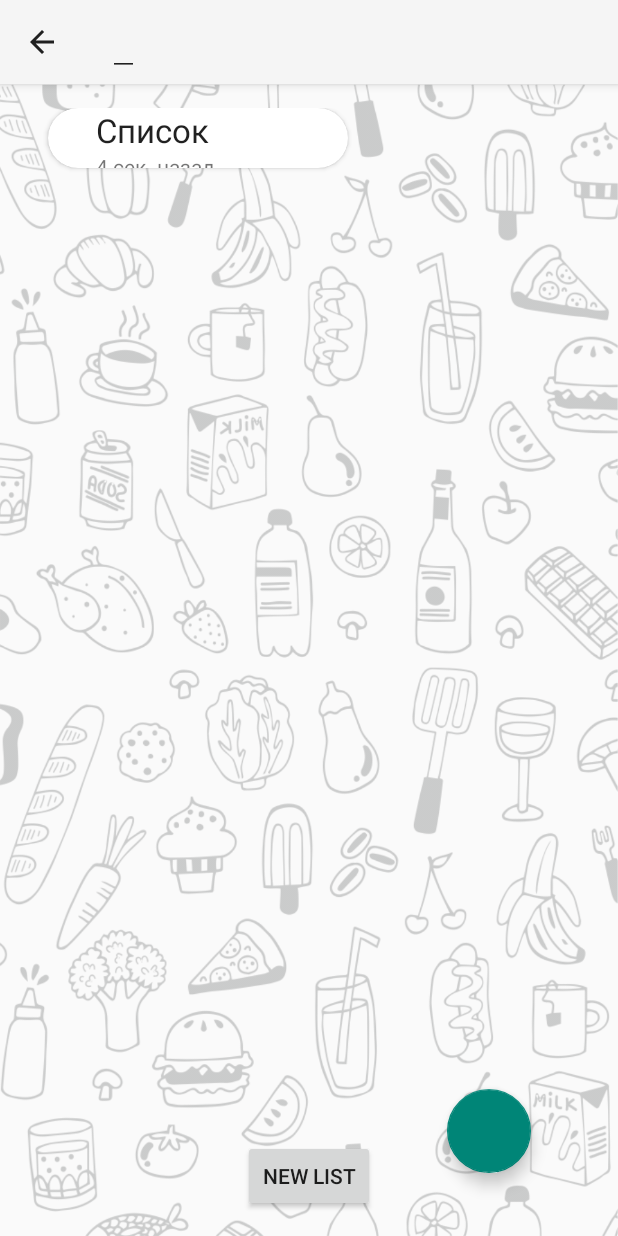
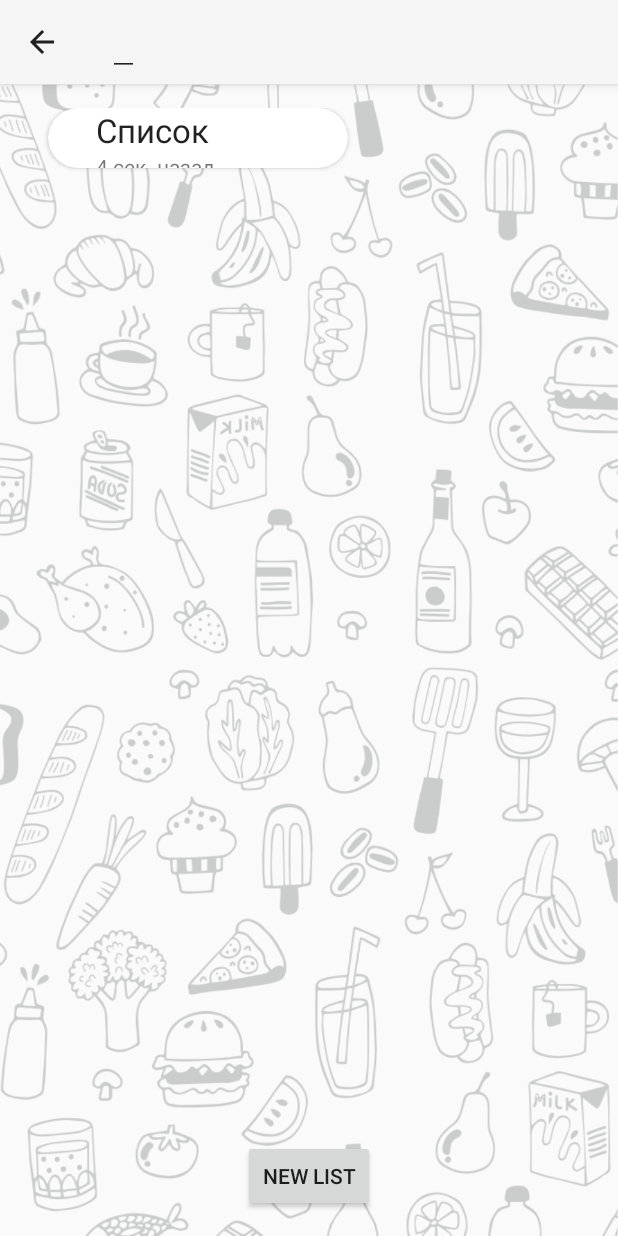
Before and after one commit to avtseben/ShopList2, an Android app: the screen it shows after launch (ShopListActivity), after a tap on "Поиск", on a phone screen of 412 x 824 dp. Run offline under Robolectric (Android 15) with nearby library versions, the phone set to English and light mode, and no system bars; 2 statements that could not run were skipped; 3 other taps on this screen came first.

Commit message:
рефакторинг: перенёс FAB в фрагмент

```diff
--- a/app/src/main/res/layout/activity_shop_list.xml
+++ b/app/src/main/res/layout/activity_shop_list.xml
@@ -1,20 +1,11 @@
 <?xml version="1.0" encoding="utf-8"?>
-<android.support.design.widget.CoordinatorLayout
-    xmlns:android="http://schemas.android.com/apk/res/android"
-    xmlns:app="http://schemas.android.com/apk/res-auto"
-    android:id="@+id/cl_main_content"
-    android:orientation="vertical"
-    android:layout_width="match_parent"
-    android:background="@drawable/background"
-    android:layout_height="match_parent"
-    >
-
     <FrameLayout xmlns:android="http://schemas.android.com/apk/res/android"
         xmlns:tools="http://schemas.android.com/tools"
         android:id="@+id/fl_shoplistfragment_container"
         android:layout_width="match_parent"
         android:layout_height="match_parent"
         android:paddingBottom="@dimen/activity_vertical_margin"
+        android:background="@drawable/background"
         android:paddingLeft="0dp"
         android:paddingRight="0dp"
         android:paddingTop="@dimen/activity_vertical_margin"
@@ -22,16 +13,3 @@
         tools:context=".ui.activity.ShopListActivity">
 
     </FrameLayout>
-        <android.support.design.widget.FloatingActionButton
-            android:layout_height="wrap_content"
-            android:layout_width="wrap_content"
-            android:id="@+id/fab"
-            android:layout_marginRight="58dp"
-            android:layout_gravity="end|bottom"
-            android:layout_marginEnd="58dp"
-            android:layout_above="@+id/send_fab"
-            android:layout_alignParentRight="true"
-            android:layout_alignParentEnd="true"
-            android:layout_marginBottom="42dp" />
-
-</android.support.design.widget.CoordinatorLayout>
```
